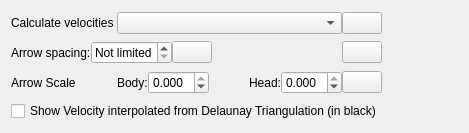
This is src/qt-widgets/VelocityFieldCalculatorLayerOptionsWidgetUi.ui in GPlates/GPlates as Qt 5 draws it before an edit. The edited form follows.
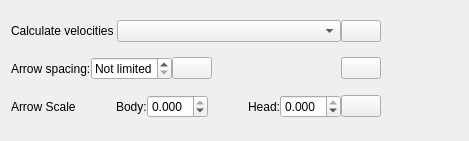
This is the edited form. Icons and pictures are not drawn.

```diff
--- a/src/qt-widgets/VelocityFieldCalculatorLayerOptionsWidgetUi.ui
+++ b/src/qt-widgets/VelocityFieldCalculatorLayerOptionsWidgetUi.ui
@@ -7,7 +7,7 @@
     <x>0</x>
     <y>0</y>
     <width>469</width>
-    <height>133</height>
+    <height>141</height>
    </rect>
   </property>
   <property name="windowTitle">
@@ -231,16 +231,6 @@
        </item>
       </layout>
      </item>
-     <item>
-      <layout class="QHBoxLayout" name="horizontalLayout_5"/>
-     </item>
-     <item>
-      <widget class="QCheckBox" name="triangulation_checkbox">
-       <property name="text">
-        <string>Show Velocity interpolated from Delaunay Triangulation (in black)</string>
-       </property>
-      </widget>
-     </item>
     </layout>
    </item>
    <item>
```
